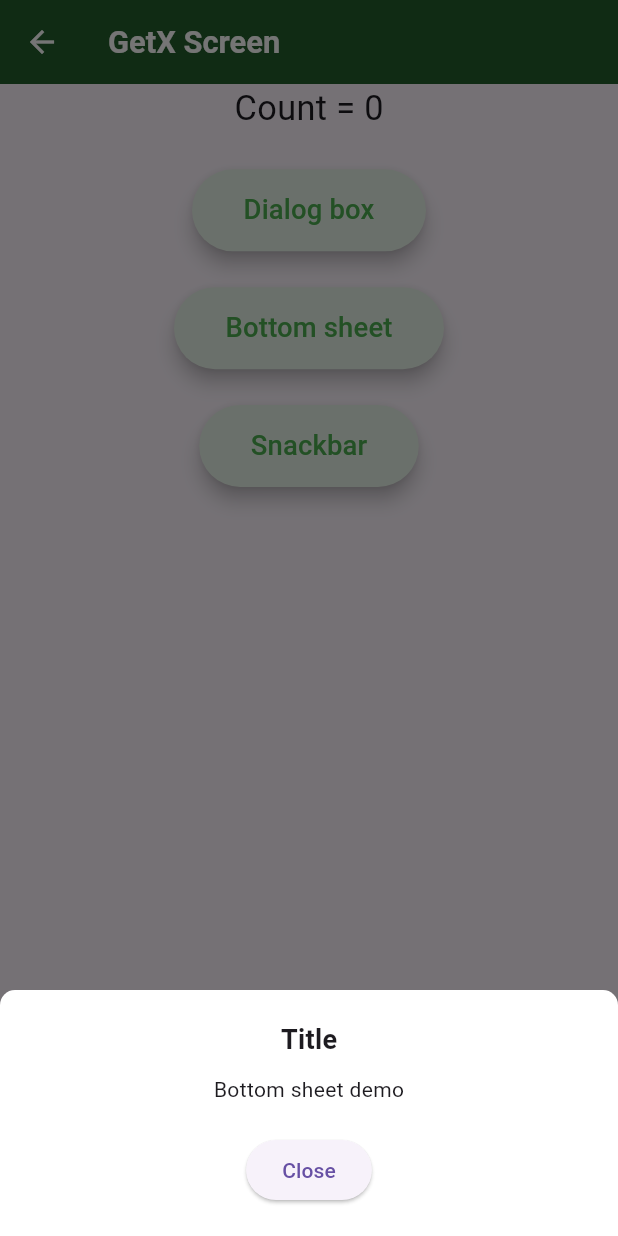
After one commit to Bolaniya-Nishita05/RiverpodDemo, a Flutter app: the GetXScreen screen opened directly, after a tap on "Bottom sheet", on a phone screen of 412 x 824 dp. The commit adds this screen. Run offline on Flutter 3.47's test engine with Material 3 defaults, Android fonts, the phone set to English and light mode, and no system bars; our stand-ins replace dio, flutter_riverpod, flutter_screenutil, get, retrofit; generated files the repository leaves out were written again.

Commit message:
GetX Demo added

```diff
--- /dev/null
+++ b/lib/GetXScreen.dart
@@ -0,0 +1,124 @@
+import 'package:flutter/material.dart';
+import 'package:flutter_screenutil/flutter_screenutil.dart';
+import 'package:get/get.dart';
+
+class GetXScreen extends StatelessWidget {
+  final MyController controller = Get.put(MyController());
+
+  @override
+  Widget build(BuildContext context) {
+    return Scaffold(
+      appBar: AppBar(title: Text("GetX Screen")),
+      body: Column(
+        children: [
+          Center(
+            child: Obx(() => Text("Count = ${controller.count}",style: TextStyle(fontSize: 20.sp),)),
+          ),
+          SizedBox(height: 20.h),
+          ElevatedButton(
+            style: ElevatedButton.styleFrom(
+                padding: EdgeInsets.symmetric(
+                  horizontal: 30.w,
+                  vertical: 12.h,
+                ),
+                backgroundColor: Colors.green.shade50,
+                foregroundColor: Colors.green,
+                elevation: 5
+            ),
+            onPressed: () {
+              Get.defaultDialog(
+                title: "Title",
+                middleText: "Hello!! How are you??",
+                textConfirm: "Ok",
+                onConfirm: Get.back,
+              );
+            },
+            child: Text(
+              "Dialog box",
+              style: TextStyle(fontSize: 16.sp),
+            ),
+          ),
+          SizedBox(height: 20.h),
+          ElevatedButton(
+            style: ElevatedButton.styleFrom(
+                padding: EdgeInsets.symmetric(
+                  horizontal: 30.w,
+                  vertical: 12.h,
+                ),
+                backgroundColor: Colors.green.shade50,
+                foregroundColor: Colors.green,
+                elevation: 5
+            ),
+            onPressed: () {
+              Get.bottomSheet(
+                Container(
+                  padding: EdgeInsets.all(20),
+                  decoration: BoxDecoration(
+                    color: Colors.white,
+                    borderRadius: BorderRadius.only(
+                      topRight: Radius.circular(10),
+                      topLeft: Radius.circular(10),
+                    ),
+                  ),
+                  width: double.infinity,
+                  child: Column(
+                    mainAxisSize: MainAxisSize.min,
+                    children: [
+                      Text(
+                        "Title",
+                        style: TextStyle(fontSize: 18, fontWeight: FontWeight.bold),
+                      ),
+                      SizedBox(height: 10),
+                      Text("Bottom sheet demo"),
+                      SizedBox(height: 20),
+                      ElevatedButton(
+                        onPressed: Get.back,
+                        child: Text("Close"),
+                      ),
+                    ],
+                  ),
+                ),
+              );
+            },
+            child: Text(
+              "Bottom sheet",
+              style: TextStyle(fontSize: 16.sp),
+            ),
+          ),
+          SizedBox(height: 20.h),
+          ElevatedButton(
+            style: ElevatedButton.styleFrom(
+              padding: EdgeInsets.symmetric(
+                horizontal: 30.w,
+                vertical: 12.h,
+              ),
+              backgroundColor: Colors.green.shade50,
+              foregroundColor: Colors.green,
+              elevation: 5,
+
+            ),
+            onPressed: () {
+              Get.snackbar(
+                "Title",
+                "This is a GetX Snackbar!",
+              );
+            },
+            child: Text(
+              "Snackbar",
+              style: TextStyle(fontSize: 16.sp),
+            ),
+          ),
+        ],
+      ),
+      floatingActionButton: FloatingActionButton(
+        onPressed: controller.increment,
+        child: Icon(Icons.add),
+      ),
+    );
+  }
+}
+
+class MyController extends GetxController {
+  RxInt count = 0.obs;
+  void increment() => count.value++;
+}
--- a/lib/HomeScreen.dart
+++ b/lib/HomeScreen.dart
@@ -1,6 +1,7 @@
 import 'package:flutter/material.dart';
 import 'package:flutter_riverpod/flutter_riverpod.dart';
 import 'package:flutter_screenutil/flutter_screenutil.dart';
+import 'package:riverpoddemo/GetXScreen.dart';
 import 'package:riverpoddemo/LoginScreen.dart';
 import 'package:riverpoddemo/ToDoListScreen.dart';
 import 'package:riverpoddemo/UserProvider.dart';
@@ -134,6 +135,25 @@ class _HomeScreenState extends ConsumerState<HomeScreen> with WidgetsBindingObse
                       style: TextStyle(fontSize: 16.sp),
                     ),
                   ),
+                  SizedBox(height: 20.h,),
+                  ElevatedButton(
+                    style: ElevatedButton.styleFrom(
+                        padding: EdgeInsets.symmetric(
+                          horizontal: 30.w,
+                          vertical: 12.h,
+                        ),
+                        backgroundColor: Colors.blue.shade50,
+                        foregroundColor: Colors.blue,
+                        elevation: 5
+                    ),
+                    onPressed: () {
+                      Navigator.push(context, MaterialPageRoute(builder: (context) => GetXScreen(),));
+                    },
+                    child: Text(
+                      "GetX Screen",
+                      style: TextStyle(fontSize: 16.sp),
+                    ),
+                  ),
                 ],
               );
             },
--- a/lib/main.dart
+++ b/lib/main.dart
@@ -5,6 +5,7 @@ import 'package:flutter_screenutil/flutter_screenutil.dart';
 import 'package:riverpoddemo/ToDoListScreen.dart';
 import 'package:riverpoddemo/l10n/AppLocalizations.dart';
 import 'LoginScreen.dart';
+import 'package:get/get.dart';
 
 void main() {
   runApp(
@@ -54,7 +55,7 @@ class _MyAppState extends State<MyApp> with WidgetsBindingObserver{
       minTextAdapt: true,
       splitScreenMode: true,
       builder: (context, child) {
-        return MaterialApp(
+        return GetMaterialApp(
           theme: ThemeData(
             appBarTheme: AppBarTheme(
               color: Colors.green.shade900,               // Background color
--- a/pubspec.yaml
+++ b/pubspec.yaml
@@ -39,6 +39,7 @@ dependencies:
   http: ^1.2.0
   dio: ^5.4.0
   retrofit: ^4.1.0
+  get:
 
 
   # The following adds the Cupertino Icons font to your application.
```
Also changed, not shown: pubspec.lock.
